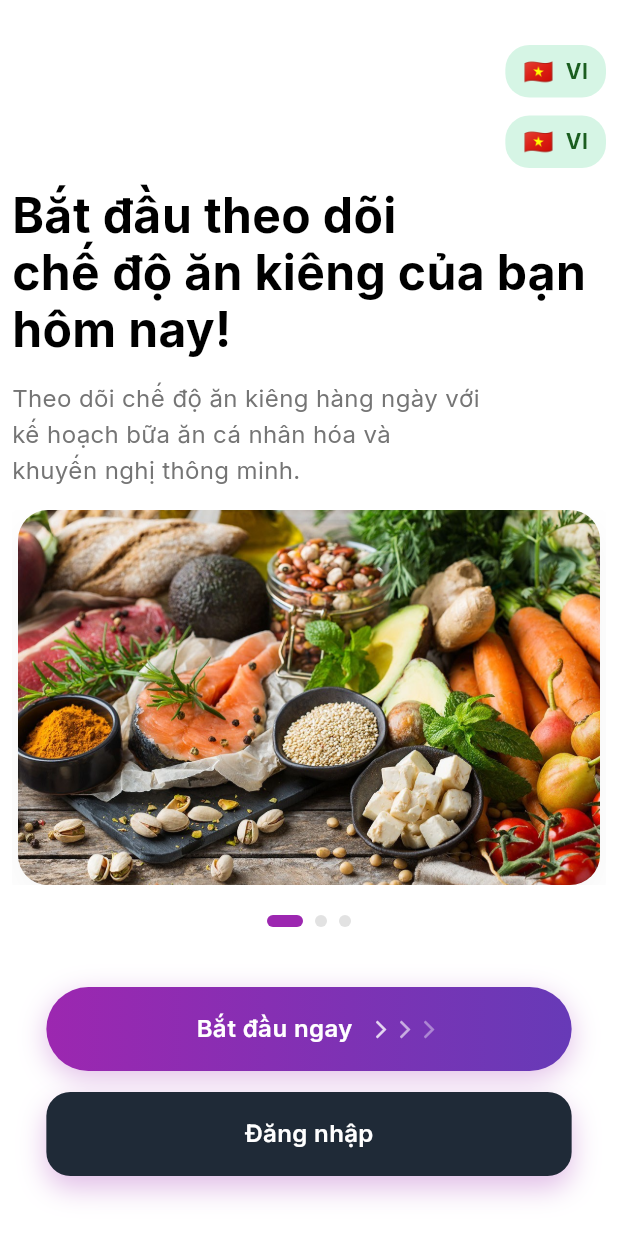
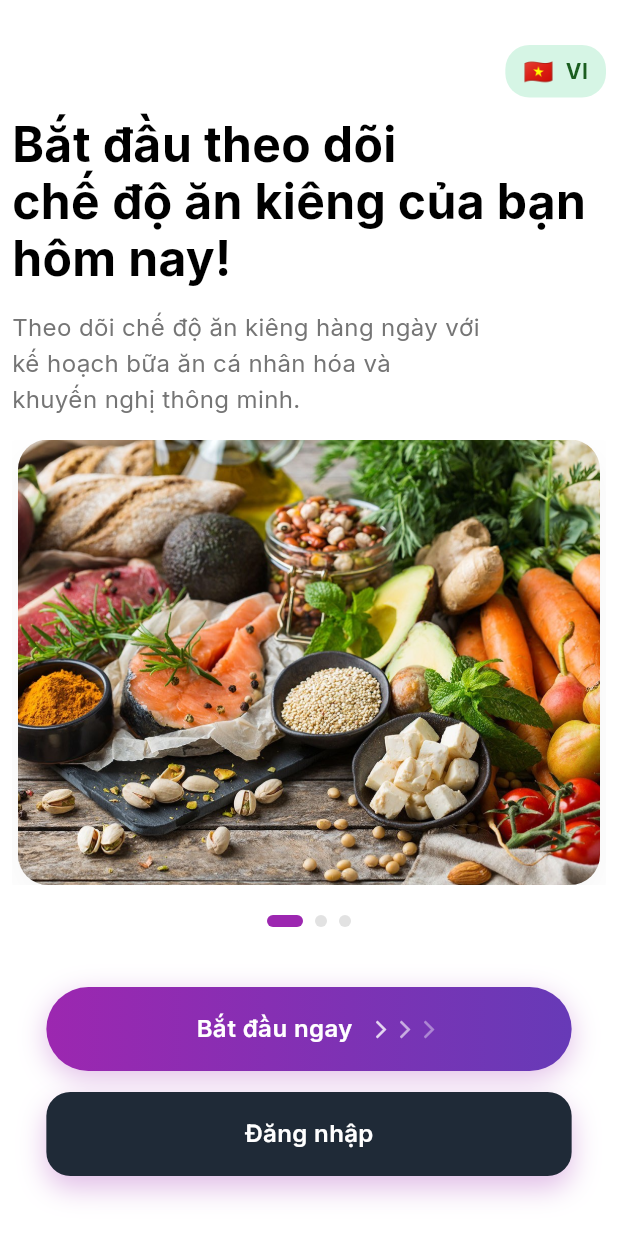
Before and after one commit to IvanK04/Diet-Tracking-Project-Finalist-Hutech-IT-Got-Talent, a Flutter app: the screen it shows after launch, on a phone screen of 412 x 824 dp. Run offline on Flutter 3.47's test engine with Material 3 defaults, Android fonts, the phone set to English and light mode, and no system bars; our stand-ins replace google_fonts.

Commit message:
fix_completed (#5)

```diff
--- a/lib/view/on_boarding/welcome_screen.dart
+++ b/lib/view/on_boarding/welcome_screen.dart
@@ -129,15 +129,7 @@
                 },
               ),
               const SizedBox(height: 12),
-              LanguageSelector(
-                selected: _selectedLanguage,
-                onChanged: (lang) {
-                  setState(() {
-                    _selectedLanguage = lang;
-                  });
-                },
-              ),
-              const SizedBox(height: 12),
+
               FadeTransition(
                 opacity: _fadeAnimation,
                 child: SlideTransition(
```
